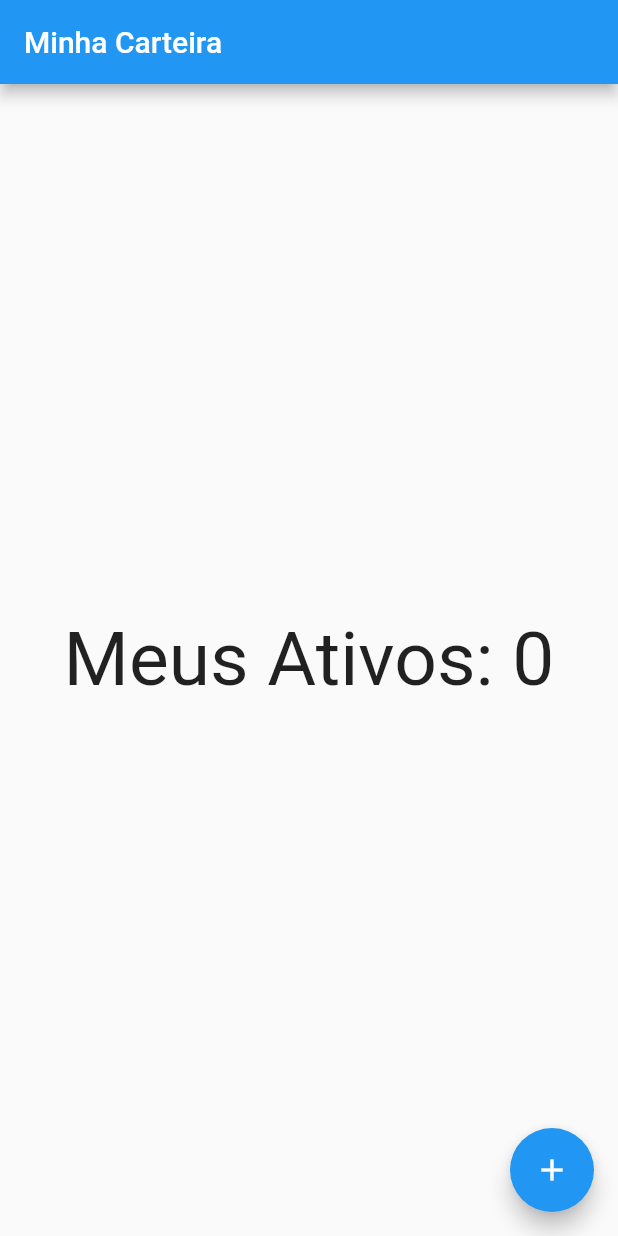
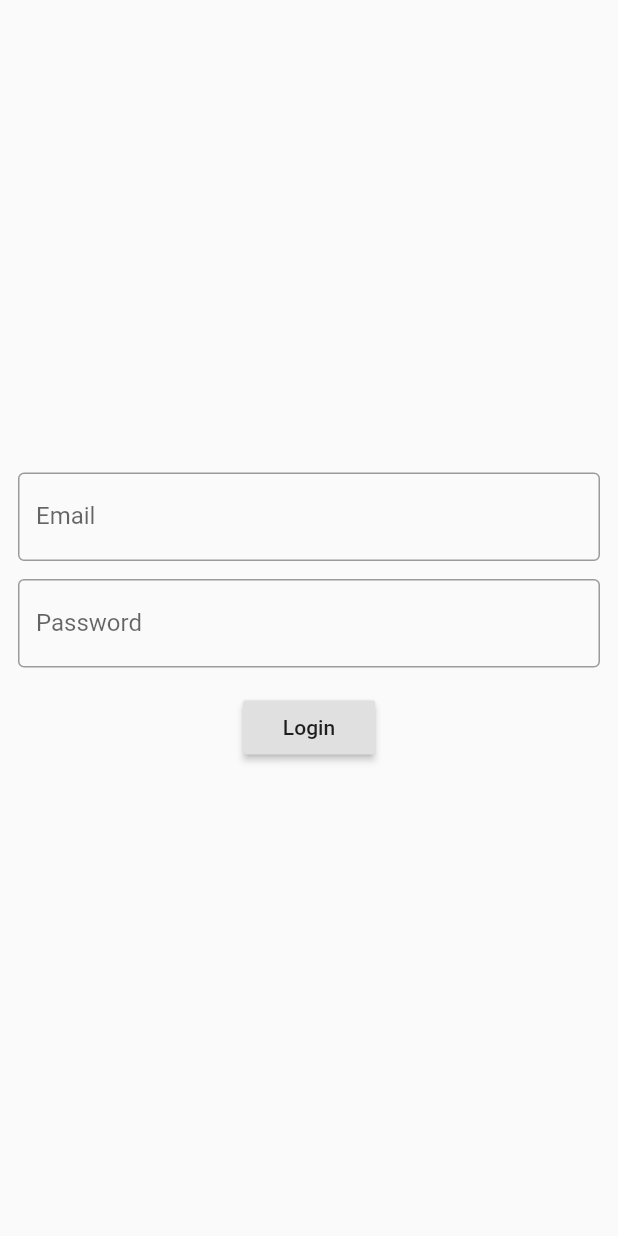
Before and after one commit to AndersonMotaa/Carteira-de-Ativos, a Flutter app: the screen it shows after launch, on a phone screen of 412 x 824 dp. Run offline on Flutter 3.47's test engine with Material 2 defaults, Android fonts, the light colour scheme and no system bars.

Commit message:
Update 16/02/21

```diff
--- /dev/null
+++ b/lib/app_controller.dart
@@ -0,0 +1,11 @@
+import 'package:flutter/cupertino.dart';
+
+class AppController extends ChangeNotifier {
+  static AppController instance = AppController();
+
+  bool isDarkTheme = false;
+  changeTheme() {
+    isDarkTheme = !isDarkTheme;
+    notifyListeners();
+  }
+}
--- a/lib/app_widget.dart
+++ b/lib/app_widget.dart
@@ -1,16 +1,23 @@
+import 'package:cateira_de_ativos/app_controller.dart';
 import 'package:flutter/material.dart';
 
 import 'home_page.dart';
+import 'login_page.dart';
 
 class AppWidget extends StatelessWidget {
-  final String title;
-
-  const AppWidget({Key key, this.title}) : super(key: key);
   @override
   Widget build(BuildContext context) {
-    return MaterialApp(
-      theme: ThemeData(primaryColor: Colors.blue),
-      home: HomePage(),
-    );
+    return AnimatedBuilder(
+        animation: AppController.instance,
+        builder: (context, child) {
+          return MaterialApp(
+            theme: ThemeData(
+                primarySwatch: Colors.blue,
+                brightness: AppController.instance.isDarkTheme
+                    ? Brightness.dark
+                    : Brightness.light),
+            home: LoginPage(),
+          );
+        });
   }
 }
--- /dev/null
+++ b/lib/login_page.dart
@@ -0,0 +1,56 @@
+import 'package:flutter/material.dart';
+
+class LoginPage extends StatefulWidget {
+  @override
+  _LoginPageState createState() => _LoginPageState();
+}
+
+class _LoginPageState extends State<LoginPage> {
+  String email = '';
+  String password = '';
+  @override
+  Widget build(BuildContext context) {
+    return Material(
+      child: SizedBox(
+        width: double.infinity,
+        height: double.infinity,
+        child: Padding(
+          padding: const EdgeInsets.all(12.0),
+          child: Column(
+            mainAxisAlignment: MainAxisAlignment.center,
+            children: [
+              TextField(
+                onChanged: (text) {
+                  email = text;
+                },
+                keyboardType: TextInputType.emailAddress,
+                decoration: InputDecoration(
+                    labelText: "Email", border: OutlineInputBorder()),
+              ),
+              SizedBox(height: 12),
+              TextField(
+                onChanged: (text) {
+                  password = text;
+                },
+                obscureText: true,
+                decoration: InputDecoration(
+                    labelText: "Password", border: OutlineInputBorder()),
+              ),
+              SizedBox(height: 16),
+              RaisedButton(
+                onPressed: () {
+                  if (email == 'teste@unit.com' && password == '123') {
+                    print('correto');
+                  } else {
+                    print('Login ou senha inválido');
+                  }
+                },
+                child: Text("Login"),
+              )
+            ],
+          ),
+        ),
+      ),
+    );
+  }
+}
--- a/lib/main.dart
+++ b/lib/main.dart
@@ -2,6 +2,6 @@ import 'package:flutter/material.dart';
 
 import 'app_widget.dart';
 
-main(List<String> args) {
+main() {
   runApp(AppWidget());
 }
```
Also changed, not shown: lib/home_page.dart (+22 -4 lines).
